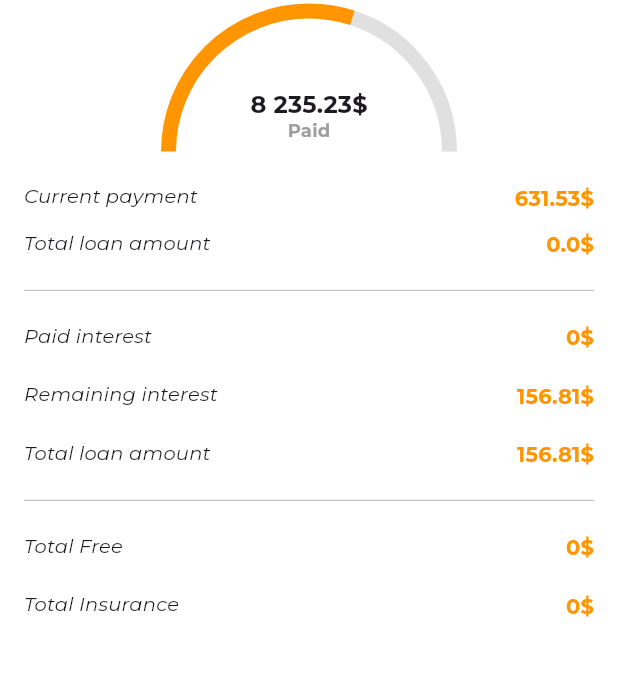
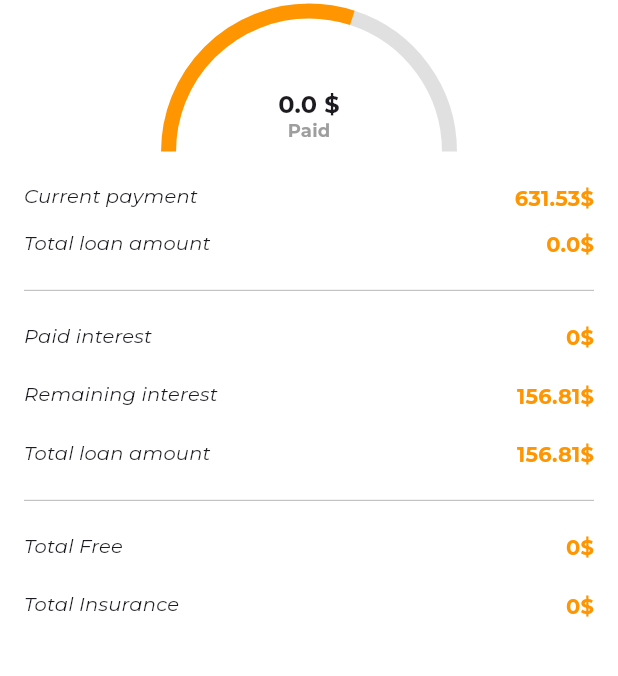
Before and after one commit to kerimn/calculator_latest, a Flutter app: the LoanInfo screen opened directly with empty values, on a phone screen of 412 x 824 dp, the part 84-760 px from its top. Run offline on Flutter 3.47's test engine with Material 3 defaults, Android fonts, the phone set to English and light mode, and no system bars; our stand-ins replace dotted_border, flutter_svg; missing offline and left inert: interactive_chart; project files that could hold a hidden picture were left out.

Commit message:
mortgage transactions provider fixed

```diff
--- a/lib/data/mortgage_model.dart
+++ b/lib/data/mortgage_model.dart
@@ -1,3 +1,5 @@
+import 'package:calculator/data/payment.dart';
+
 class Mortgage {
   int id;
   String name;
@@ -5,7 +7,7 @@ class Mortgage {
   int percentage;
   int month;
   DateTime dateTime;
-  double? payment;
+  List<Payment>? payment;
 
   Mortgage({
     required this.id,
@@ -16,4 +18,6 @@ class Mortgage {
     required this.dateTime,
     this.payment,
   });
+
+  int get paymentCount => payment?.length ?? 0;
 }
--- /dev/null
+++ b/lib/data/payment.dart
@@ -0,0 +1,15 @@
+import 'package:calculator/data/mortgage_model.dart';
+
+class Payment {
+  int id;
+  double payment;
+  Mortgage? mortgage;
+
+  Payment({required this.id, required this.payment, this.mortgage});
+
+  void associateWithMortgage(Mortgage mortgage) {
+    this.mortgage = mortgage;
+    mortgage.payment ??= [];
+    mortgage.payment!.add(this);
+  }
+}
--- a/lib/provider/mortgage_controller.dart
+++ b/lib/provider/mortgage_controller.dart
@@ -1,5 +1,6 @@
 import 'dart:collection';
 import 'package:calculator/data/mortgage_model.dart';
+import 'package:calculator/data/payment.dart';
 import 'package:flutter/material.dart';
 import 'dart:math';
 
@@ -8,17 +9,31 @@ class MortgageController extends ChangeNotifier {
   Random random = Random();
   UnmodifiableListView<Mortgage> get items => UnmodifiableListView(_items);
 
-  final List<double> _payments = [];
-  final List<int> _indexList = [];
-  UnmodifiableListView<double> get payments => UnmodifiableListView(_payments);
-  UnmodifiableListView<int> get indexList => UnmodifiableListView(_indexList);
+  int get totalPaymentCount =>
+      _items.fold<int>(0, (count, mortgage) => count + (mortgage.paymentCount));
+
+  UnmodifiableListView<Payment> get allPayments =>
+      UnmodifiableListView(getAllPayments());
+
+  List<Payment> getAllPayments() {
+    // Create a flat list of all payments across all mortgages
+    List<Payment> allPayments = [];
+    for (var mortgage in _items) {
+      allPayments.addAll(mortgage.payment ?? []);
+    }
+    return allPayments;
+  }
+  // final List<double> _payments = [];
+  // final List<int> _indexList = [];
+  // UnmodifiableListView<double> get payments => UnmodifiableListView(_payments);
+  // UnmodifiableListView<int> get indexList => UnmodifiableListView(_indexList);
 
   String nameFieldValue = '';
   String loanFieldValue = '';
   String percentageFieldValue = '';
   String monthFieldValue = '';
   String firstPaymentValue = '';
-  double? paymentFieldValue = 0.0;
+  double paymentFieldValue = 0.0;
 
   int index(int search) {
     return _items.indexWhere((model) => model.id == search);
@@ -39,29 +54,32 @@ class MortgageController extends ChangeNotifier {
   }
 
   void deleteMortgage(Mortgage mortgage) {
+    // payments.remove(mortgage);
     _items.remove(mortgage);
     notifyListeners();
   }
 
   void addPaymentById(int mortgageId) {
     // Find the mortgage with the given ID
+    Payment payment1 = Payment(id: mortgageId, payment: paymentFieldValue);
     Mortgage mortgage =
         _items.firstWhere((mortgage) => mortgage.id == mortgageId);
+    // mortgage.payment = [payment1];
+
+    payment1.associateWithMortgage(mortgage);
 
     // Notify listeners
-    print("${mortgage.id} / ${mortgage.payment}");
+    print("${mortgage.payment} / ${mortgage.payment}");
     notifyListeners();
   }
 
-  void updatePaymentFieldValue(int item, double value) {
+  void updatePaymentFieldValue(double value) {
     // print(paymentFieldValue);
     paymentFieldValue = value;
-    print(paymentFieldValue);
-    int indexAdd = index(item);
 
     // _items[indexAdd].payment!.add(value);
-    _payments.add(value);
-    _indexList.add(indexAdd);
+    // _payments.add(value);
+    // _indexList.add(indexAdd);
     // print(_items[indexAdd]);
     notifyListeners();
   }
--- a/lib/screens/loan_info.dart
+++ b/lib/screens/loan_info.dart
@@ -68,7 +68,40 @@ class LoanInfo extends StatelessWidget {
                   children: [
                     Padding(
                       padding: EdgeInsets.only(top: paddingTop, bottom: 10),
-                      child: const CircleWidget(),
+                      child: Stack(
+                        alignment: Alignment.center,
+                        children: [
+                          Container(
+                            width: MediaQuery.of(context).size.width / 2.2,
+                            padding: const EdgeInsets.symmetric(vertical: 10),
+                            child: const HalfCircularProgressBar(
+                              progress: 0.6,
+                            ),
+                          ),
+                          Positioned(
+                            bottom: 30,
+                            child: Text(
+                              '${mortgageItem.loan} \$',
+                              style: Theme.of(context)
+                                  .textTheme
+                                  .titleMedium!
+                                  .copyWith(
+                                    fontSize: 16,
+                                  ),
+                            ),
+                          ),
+                          Positioned(
+                            bottom: 15,
+                            child: Text(
+                              "Paid",
+                              style: Theme.of(context)
+                                  .textTheme
+                                  .titleMedium!
+                                  .copyWith(color: Colors.grey, fontSize: 12),
+                            ),
+                          ),
+                        ],
+                      ),
                     ),
                   ],
                 ),
@@ -123,44 +156,3 @@ class LoanInfo extends StatelessWidget {
     );
   }
 }
-
-class CircleWidget extends StatelessWidget {
-  const CircleWidget({
-    super.key,
-  });
-
-  @override
-  Widget build(BuildContext context) {
-    return Stack(
-      alignment: Alignment.center,
-      children: [
-        Container(
-          width: MediaQuery.of(context).size.width / 2.2,
-          padding: const EdgeInsets.symmetric(vertical: 10),
-          child: const HalfCircularProgressBar(
-            progress: 0.6,
-          ),
-        ),
-        Positioned(
-          bottom: 30,
-          child: Text(
-            "8 235.23\$",
-            style: Theme.of(context).textTheme.titleMedium!.copyWith(
-                  fontSize: 16,
-                ),
-          ),
-        ),
-        Positioned(
-          bottom: 15,
-          child: Text(
-            "Paid",
-            style: Theme.of(context)
-                .textTheme
-                .titleMedium!
-                .copyWith(color: Colors.grey, fontSize: 12),
-          ),
-        ),
-      ],
-    );
-  }
-}
```
Also changed, not shown: lib/screens/add_payment.dart (+7 -5 lines), lib/screens/home_screen.dart (+47 -25 lines), 1 other file.
